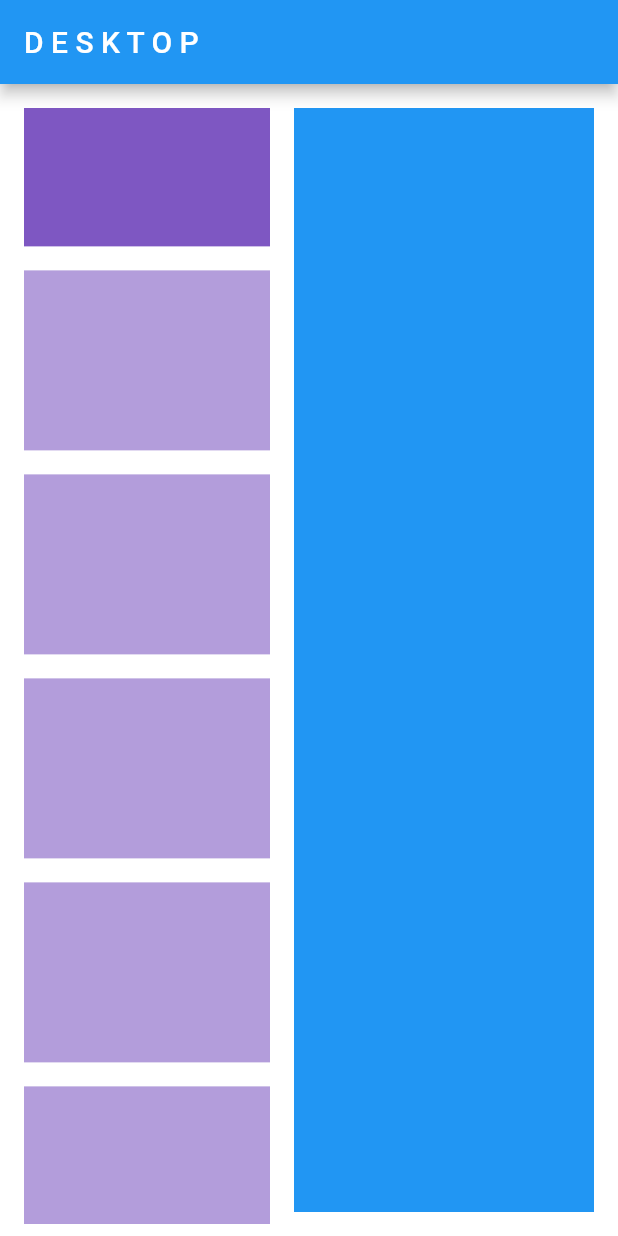
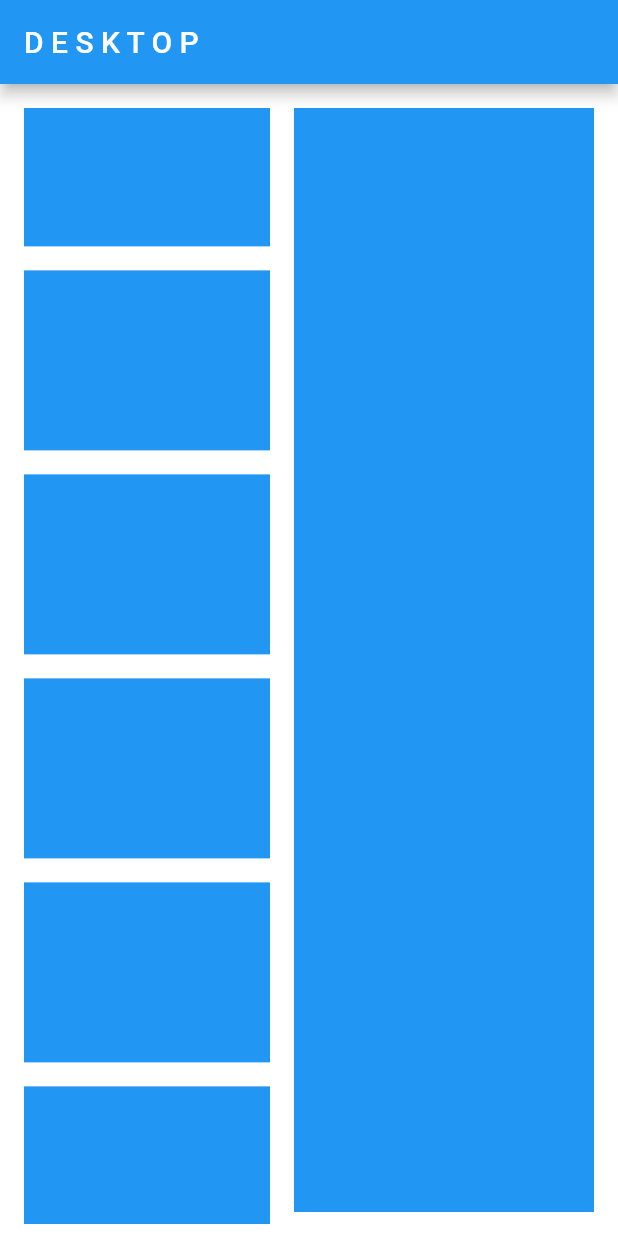
Before and after one commit to Asifor/flutter-responsive-layout, a Flutter app: the MyDesktopBody screen opened directly, on a phone screen of 412 x 824 dp. Run offline on Flutter 3.47's test engine with Material 2 defaults, Android fonts, the phone set to English and light mode, and no system bars.

Commit message:
update desktop color to blue

```diff
--- a/lib/responsive/desktop_body.dart
+++ b/lib/responsive/desktop_body.dart
@@ -25,7 +25,7 @@ class MyDesktopBody extends StatelessWidget {
                       aspectRatio: 16 / 9,
                       child: Container(
                         height: 250,
-                        color: Colors.deepPurple[400],
+                        color: Colors.blue,
                       ),
                     ),
                   ),
@@ -38,7 +38,7 @@ class MyDesktopBody extends StatelessWidget {
                         return Padding(
                           padding: const EdgeInsets.all(8.0),
                           child: Container(
-                            color: Colors.deepPurple[200],
+                            color: Colors.blue,
                             height: 120,
                           ),
                         );
```
